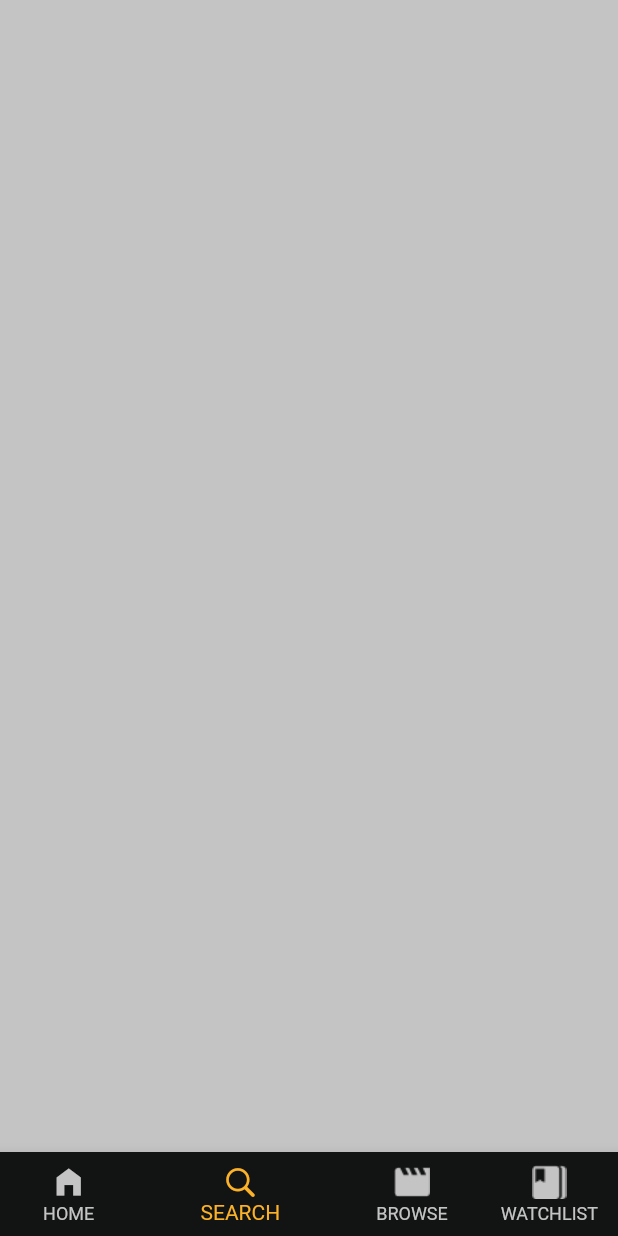
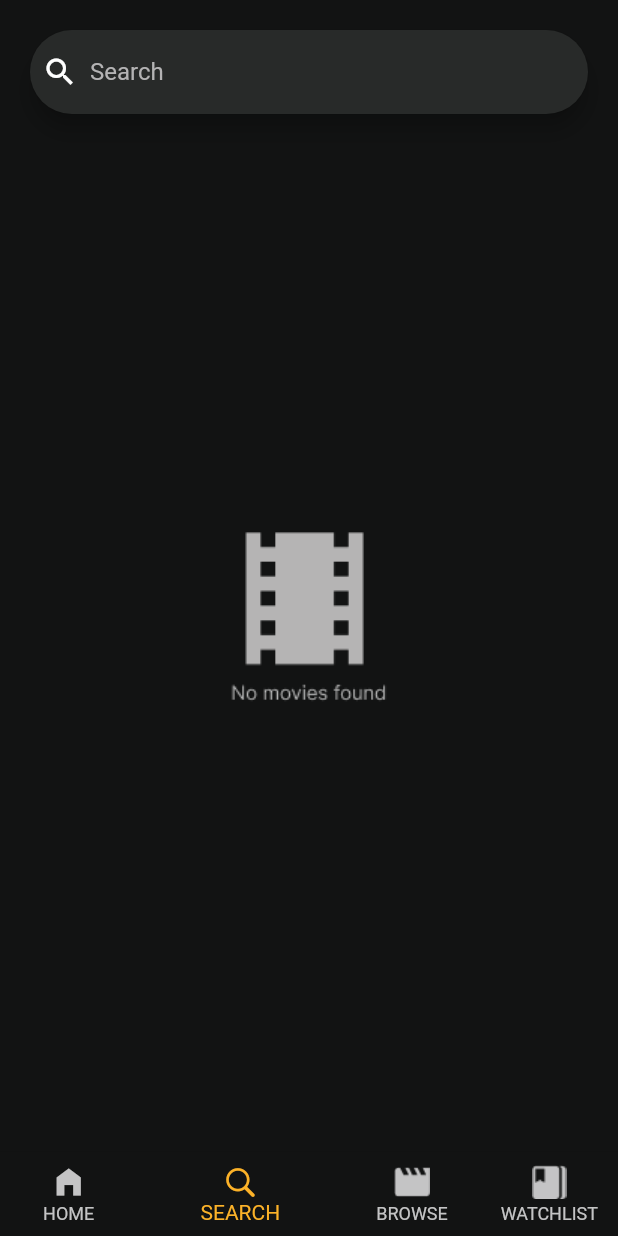
Before and after one commit to amrabdalsattar/movies_app, a Flutter app: the screen it shows after launch, item 2 of the bottom bar chosen, on a phone screen of 412 x 824 dp. Run offline on Flutter 3.47's test engine with Material 2 defaults, Android fonts, the phone set to English and light mode, and no system bars; our stand-ins replace cached_network_image, carousel_slider; network calls fail.

Commit message:
finished ui for SearchTab and HomeScreen

```diff
--- a/lib/ui/tabs/home_tab/home_tab.dart
+++ b/lib/ui/tabs/home_tab/home_tab.dart
@@ -11,8 +11,7 @@ class HomeTab extends StatelessWidget {
 
   @override
   Widget build(BuildContext context) {
-    return SafeArea(
-      child: Container(
+    return Container(
       color: AppColor.backGroundColor,
       child: SingleChildScrollView(
         child: Column(
@@ -68,7 +67,6 @@ class HomeTab extends StatelessWidget {
           ],
         ),
       ),
-      ),
     );
   }
 }
--- a/lib/ui/tabs/home_tab/popular_widgets/back_drop.dart
+++ b/lib/ui/tabs/home_tab/popular_widgets/back_drop.dart
@@ -2,6 +2,7 @@ import 'package:cached_network_image/cached_network_image.dart';
 import 'package:carousel_slider/carousel_slider.dart';
 import 'package:flutter/material.dart';
 import '../../../../data/model/popular_response.dart';
+import '../../../../utils/app_color.dart';
 import '../../../shared_widgets/loading.dart';
 
 class BackDrop extends StatelessWidget {
@@ -28,6 +29,8 @@ class BackDrop extends StatelessWidget {
               width: MediaQuery.of(context).size.width,
               fit: BoxFit.cover,
             ),
+            Center(child: Icon(Icons.play_circle,
+            size: 60, color: AppColor.fadedGrey,))
           ],
         );
       }).toList(),
--- a/lib/ui/tabs/home_tab/recomended_section/recommendation_widget.dart
+++ b/lib/ui/tabs/home_tab/recomended_section/recommendation_widget.dart
@@ -4,6 +4,7 @@ import 'package:movies_app/utils/app_asset.dart';
 import 'package:movies_app/utils/app_color.dart';
 
 import '../../../../data/model/top_rated_response.dart';
+
 
 class RecommendationWidget extends StatelessWidget {
   final List<TopRatedResult> data;
--- a/lib/ui/tabs/search_tab.dart
+++ b/lib/ui/tabs/search_tab.dart
@@ -1,14 +1,43 @@
 import 'package:flutter/material.dart';
+import 'package:movies_app/utils/app_asset.dart';
 
 import '../../utils/app_color.dart';
 
 class SearchTab extends StatelessWidget {
+  static const bool visible = true;
+  static TextEditingController searchController = TextEditingController();
+
   const SearchTab({super.key});
 
   @override
   Widget build(BuildContext context) {
     return Container(
-      color: AppColor.unselectedTabColor,
+      color: AppColor.backGroundColor,
+      child: SafeArea(
+        child: Container(
+          margin: const EdgeInsets.all(20),
+          child: Column(
+            children: [
+              SearchBar(
+                controller: searchController,
+                backgroundColor: const MaterialStatePropertyAll(AppColor.grey),
+                hintText: "Search",
+                leading: const Icon(
+                  Icons.search,
+                  color: AppColor.white,
+                ),
+                hintStyle: const MaterialStatePropertyAll(
+                    TextStyle(color: AppColor.liteGrey)),
+                textStyle: const MaterialStatePropertyAll(
+                    TextStyle(color: AppColor.white)),
+              ),
+              Visibility(
+                  visible: visible,
+                  child: Expanded(child: Image.asset(AppAsset.filmNotFound)))
+            ],
+          ),
+        ),
+      ),
     );
   }
 }
--- a/lib/utils/app_asset.dart
+++ b/lib/utils/app_asset.dart
@@ -5,4 +5,5 @@ abstract class AppAsset{
   static const String bookmark = "assets/images/bookmark.png";
   static const String check = "assets/images/check.png";
   static const String star = "assets/images/star.png";
+  static const String filmNotFound = "assets/images/film.png";
 }
--- a/lib/utils/app_color.dart
+++ b/lib/utils/app_color.dart
@@ -7,6 +7,7 @@ abstract class AppColor{
   static const Color dateAndFilmDurationColor = Color.fromARGB(255, 180, 179, 180);
   static const Color grey = Color.fromARGB(255, 40, 42, 41);
   static const Color liteGrey = Color.fromARGB(255, 180, 179, 180);
+  static const Color fadedGrey = Color.fromARGB(179, 180, 179, 180);
   static const Color white = Colors.white;
   static const Color transparent = Colors.transparent;
 }
```
Also changed, not shown: lib/main.dart (+5 -5 lines), assets/images/film.png (added), 3 other files. Lines whose indentation alone changed are shown as unchanged.
